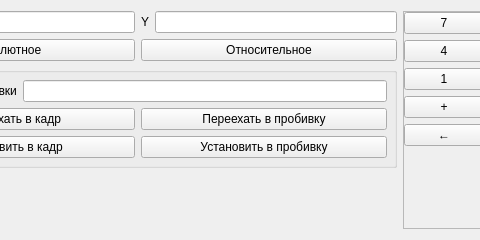
Old version of the form phx-cnc-ui-mainform/src/CXLazerDirectionDialog.ui in the repository superkulpa/phx-cnc-ui; both pictures show x 132 to 612 and y 0 to 240 of the 800 by 240 pixel window.
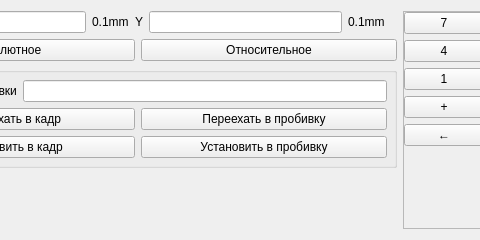
New version of the form. Custom widgets are drawn as their Qt base class.

```diff
--- a/phx-cnc-ui-mainform/src/CXLazerDirectionDialog.ui
+++ b/phx-cnc-ui-mainform/src/CXLazerDirectionDialog.ui
@@ -16,7 +16,17 @@
   <layout class="QHBoxLayout" name="horizontalLayout_2">
    <item>
     <layout class="QGridLayout" name="gridLayout_2">
-     <item row="1" column="0" colspan="4">
+     <item row="0" column="0">
+      <widget class="QLabel" name="label">
+       <property name="text">
+        <string>X</string>
+       </property>
+      </widget>
+     </item>
+     <item row="0" column="1">
+      <widget class="QLineEdit" name="mXEdit"/>
+     </item>
+     <item row="1" column="0" colspan="8">
       <layout class="QHBoxLayout" name="horizontalLayout">
        <item>
         <widget class="CXTouchButton" name="mAbsoluteButton">
@@ -40,40 +50,7 @@
        </item>
       </layout>
      </item>
-     <item row="0" column="0">
-      <widget class="QLabel" name="label">
-       <property name="text">
-        <string>X</string>
-       </property>
-      </widget>
-     </item>
-     <item row="0" column="3">
-      <widget class="QLineEdit" name="mYEdit"/>
-     </item>
-     <item row="0" column="1">
-      <widget class="QLineEdit" name="mXEdit"/>
-     </item>
-     <item row="0" column="2">
-      <widget class="QLabel" name="label_2">
-       <property name="text">
-        <string>Y</string>
-       </property>
-      </widget>
-     </item>
-     <item row="3" column="0" colspan="4">
-      <spacer name="verticalSpacer_2">
-       <property name="orientation">
-        <enum>Qt::Vertical</enum>
-       </property>
-       <property name="sizeHint" stdset="0">
-        <size>
-         <width>20</width>
-         <height>40</height>
-        </size>
-       </property>
-      </spacer>
-     </item>
-     <item row="2" column="0" colspan="4">
+     <item row="2" column="0" colspan="8">
       <widget class="QGroupBox" name="groupBox">
        <property name="title">
         <string/>
@@ -131,6 +108,43 @@
        </layout>
       </widget>
      </item>
+     <item row="3" column="0" colspan="8">
+      <spacer name="verticalSpacer_2">
+       <property name="orientation">
+        <enum>Qt::Vertical</enum>
+       </property>
+       <property name="sizeHint" stdset="0">
+        <size>
+         <width>20</width>
+         <height>40</height>
+        </size>
+       </property>
+      </spacer>
+     </item>
+     <item row="0" column="2">
+      <widget class="QLabel" name="label_4">
+       <property name="text">
+        <string>0.1mm</string>
+       </property>
+      </widget>
+     </item>
+     <item row="0" column="5">
+      <widget class="QLabel" name="label_5">
+       <property name="text">
+        <string>0.1mm</string>
+       </property>
+      </widget>
+     </item>
+     <item row="0" column="3">
+      <widget class="QLabel" name="label_2">
+       <property name="text">
+        <string>Y</string>
+       </property>
+      </widget>
+     </item>
+     <item row="0" column="4">
+      <widget class="QLineEdit" name="mYEdit"/>
+     </item>
     </layout>
    </item>
    <item>
```
Left out of the diff: 1 changed line with no effect on the pictures.
